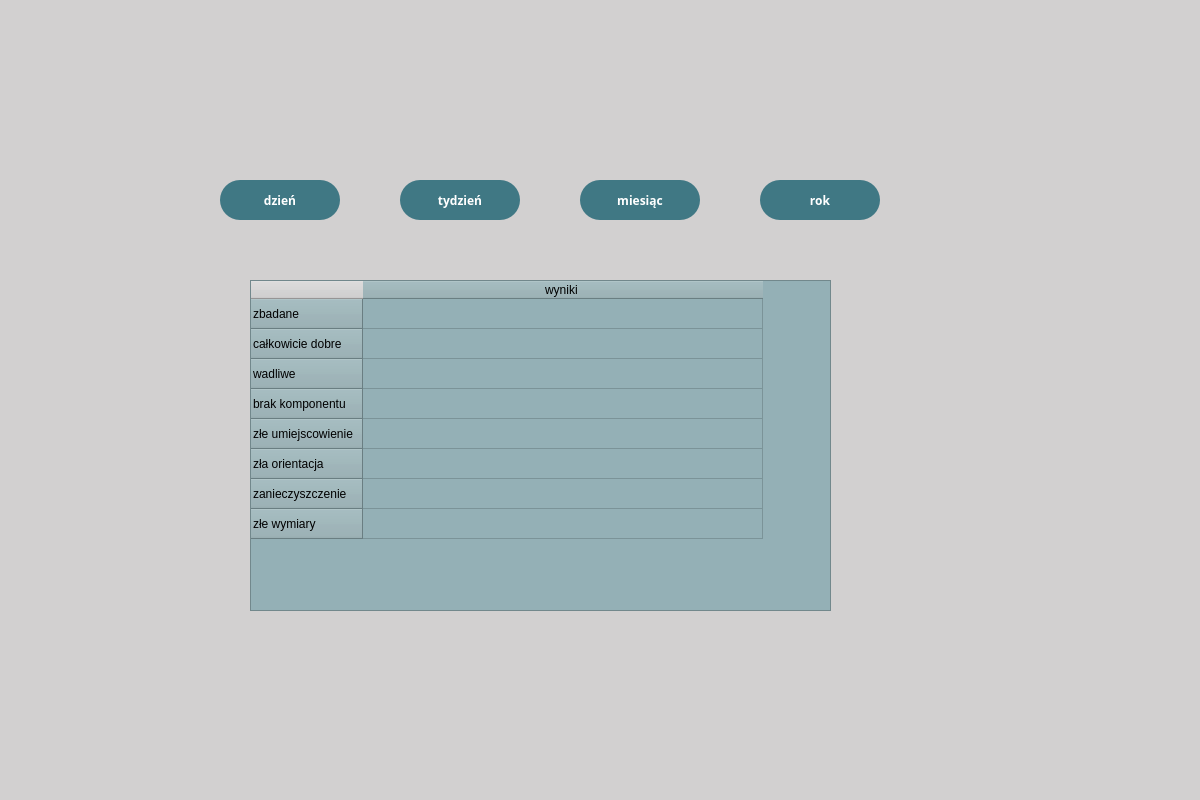
Before: the Qt Designer form ui/Report.ui in oreols/ProjektAOI, drawn with Qt 5.
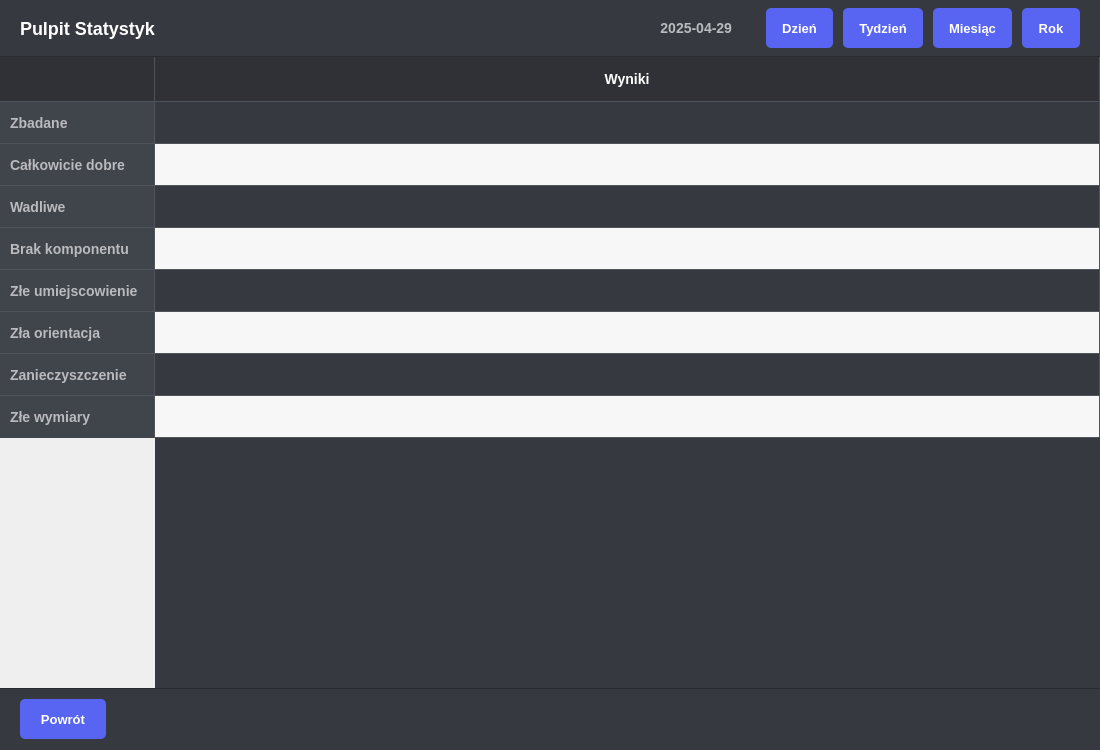
After: the same form once the commit is applied.

What changed in the file:
```diff
--- a/ui/Report.ui
+++ b/ui/Report.ui
@@ -1,221 +1,318 @@
 <?xml version="1.0" encoding="UTF-8"?>
 <ui version="4.0">
- <class>Form</class>
- <widget class="QDialog" name="Form">
+ <class>Raporty</class>
+ <widget class="QWidget" name="Raporty">
   <property name="geometry">
    <rect>
     <x>0</x>
     <y>0</y>
-    <width>1200</width>
-    <height>800</height>
+    <width>1100</width>
+    <height>750</height>
    </rect>
   </property>
   <property name="windowTitle">
    <string>Form</string>
   </property>
-  <widget class="QWidget" name="widget" native="true">
-   <property name="geometry">
-    <rect>
-     <x>0</x>
-     <y>0</y>
-     <width>1200</width>
-     <height>800</height>
-    </rect>
+  <property name="styleSheet">
+   <string notr="true">
+
+QWidget#RaportsDashboard {
+    background-color: #2f3136;
+    color: #e8e9ea;
+    font-family: "Segoe UI", Roboto, Cantarell, "Helvetica Neue", sans-serif;
+    font-size: 14px;
+}
+
+/* --- Górny Pasek --- */
+QFrame#topToolbar {
+    background-color: #36393f;
+    border: none;
+    border-bottom: 1px solid #282a2e;
+    padding: 8px 20px;
+}
+
+QLabel#titleLabel {
+    color: #ffffff;
+    font-size: 18px;
+    font-weight: 600;
+    background-color: transparent;
+}
+
+/* --- Etykieta Daty --- */
+QLabel#dateDisplayLabel {
+    color: #b9bbbe; /* Szary, jak drugorzędny tekst */
+    font-size: 14px; /* Rozmiar jak standardowy tekst */
+    font-weight: 500;
+    background-color: transparent;
+    padding-right: 15px; /* Odstęp od przycisków */
+}
+
+/* --- Przyciski Filtrowania --- */
+#topToolbar QPushButton {
+    background-color: #5865F2; /* Kolor akcentu */
+    color: white;
+    font-size: 13px;
+    font-weight: 600;
+    padding: 6px 16px;
+    border-radius: 5px;
+    border: none;
+    min-height: 28px;
+    outline: none;
+}
+#topToolbar QPushButton:hover { background-color: #4e5dcf; }
+#topToolbar QPushButton:pressed { background-color: #404ab8; }
+#topToolbar QPushButton:disabled { background-color: #40444b; color: #72767d; opacity: 0.7; }
+
+
+/* --- Tabela --- */
+QTableWidget#tableWidget {
+    background-color: #36393f;
+    border: none;
+    gridline-color: #4f545c;
+    color: #dcddde;
+    font-size: 14px;
+    selection-background-color: #5865F2;
+    selection-color: #ffffff;
+    outline: none;
+}
+/* Zwiększony padding komórek dla większej wysokości wiersza */
+QTableWidget#tableWidget::item {
+    padding: 10px 8px; /* Zwiększono padding pionowy */
+}
+
+
+/* --- Nagłówki Tabeli --- */
+QHeaderView::section {
+    background-color: #2f3136;
+    color: #ffffff;
+    padding: 12px 10px;
+    border: none;
+    border-bottom: 1px solid #4f545c;
+    font-size: 14px;
+    font-weight: 600;
+    /* Wysokość nagłówka jest kontrolowana przez padding */
+}
+QHeaderView::section:horizontal { border-right: 1px solid #4f545c; }
+QHeaderView::section:horizontal:last { border-right: none; }
+
+QHeaderView::section:vertical {
+    background-color: #40444b;
+    border-right: 1px solid #4f545c;
+    border-bottom: 1px solid #4f545c;
+    text-align: right;
+    padding-right: 12px;
+    color: #b9bbbe;
+    font-weight: 500;
+}
+QHeaderView::section:vertical:last { border-bottom: none; }
+
+/* Narożnik tabeli */
+QTableWidget QTableCornerButton::section {
+    background-color: #2f3136;
+    border: none;
+    border-bottom: 1px solid #4f545c;
+    border-right: 1px solid #4f545c;
+}
+
+
+/* --- Dolny Pasek --- */
+QFrame#bottomBar {
+    background-color: #36393f;
+    border: none;
+    border-top: 1px solid #282a2e;
+    padding: 8px 20px;
+    min-height: 45px;
+    max-height: 45px;
+}
+
+/* --- Przycisk Powrotu (Styl jak filtry) --- (Zmieniono) */
+QPushButton#backButton {
+    background-color: #5865F2; /* Kolor akcentu */
+    color: white;
+    font-size: 13px; /* Jak filtry */
+    font-weight: 600;
+    padding: 6px 20px; /* Nieco większy padding dla odróżnienia? Lub taki sam */
+    border-radius: 5px;
+    border: none;
+    min-height: 28px;
+    outline: none;
+}
+QPushButton#backButton:hover { background-color: #4e5dcf; }
+QPushButton#backButton:pressed { background-color: #404ab8; }
+QPushButton#backButton:disabled { background-color: #40444b; color: #72767d; opacity: 0.7; }
+
+
+/* Paski przewijania */
+QScrollBar:vertical { border: none; background: #2f3136; width: 12px; margin: 0px; }
+QScrollBar::handle:vertical { background: #4f545c; min-height: 25px; border-radius: 6px; }
+QScrollBar::handle:vertical:hover { background: #5a606b; }
+QScrollBar::add-line:vertical, QScrollBar::sub-line:vertical { border: none; background: none; height: 0px; }
+QScrollBar::add-page:vertical, QScrollBar::sub-page:vertical { background: none; }
+
+QScrollBar:horizontal { border: none; background: #2f3136; height: 12px; margin: 0px; }
+QScrollBar::handle:horizontal { background: #4f545c; min-width: 25px; border-radius: 6px; }
+QScrollBar::handle:horizontal:hover { background: #5a606b; }
+QScrollBar::add-line:horizontal, QScrollBar::sub-line:horizontal { border: none; background: none; width: 0px; }
+QScrollBar::add-page:horizontal, QScrollBar::sub-page:horizontal { background: none; }
+
+   </string>
+  </property>
+  <layout class="QVBoxLayout" name="mainVerticalLayout">
+   <property name="spacing">
+    <number>0</number>
    </property>
-   <property name="font">
-    <font>
-     <family>Segoe UI Semibold</family>
-     <weight>75</weight>
-     <bold>true</bold>
-    </font>
+   <property name="leftMargin">
+    <number>0</number>
    </property>
-   <property name="styleSheet">
-    <string notr="true">background-color: rgb(210, 208, 208);</string>
+   <property name="topMargin">
+    <number>0</number>
    </property>
-   <widget class="QPushButton" name="weekButton">
-    <property name="geometry">
-     <rect>
-      <x>400</x>
-      <y>180</y>
-      <width>120</width>
-      <height>40</height>
-     </rect>
-    </property>
-    <property name="styleSheet">
-     <string notr="true">background-color: rgb(64, 120, 132);
-font: 12pt &quot;MS Shell Dlg 2&quot;;
-color:white;
-border-radius:20px;</string>
-    </property>
-    <property name="text">
-     <string>tydzień</string>
-    </property>
-   </widget>
-   <widget class="QPushButton" name="yearButton">
-    <property name="geometry">
-     <rect>
-      <x>760</x>
-      <y>180</y>
-      <width>120</width>
-      <height>40</height>
-     </rect>
-    </property>
-    <property name="styleSheet">
-     <string notr="true">background-color: rgb(64, 120, 132);
-font: 12pt &quot;MS Shell Dlg 2&quot;;
-color:white;
-border-radius:20px;</string>
-    </property>
-    <property name="text">
-     <string>rok</string>
-    </property>
-   </widget>
-   <widget class="QTableWidget" name="tableWidget">
-    <property name="geometry">
-     <rect>
-      <x>250</x>
-      <y>280</y>
-      <width>581</width>
-      <height>331</height>
-     </rect>
-    </property>
-    <property name="minimumSize">
-     <size>
-      <width>300</width>
-      <height>0</height>
-     </size>
-    </property>
-    <property name="maximumSize">
-     <size>
-      <width>800</width>
-      <height>16777215</height>
-     </size>
-    </property>
-    <property name="toolTip">
-     <string>&lt;html&gt;&lt;head/&gt;&lt;body&gt;&lt;p align=&quot;center&quot;&gt;&lt;br/&gt;&lt;/p&gt;&lt;/body&gt;&lt;/html&gt;</string>
-    </property>
-    <property name="toolTipDuration">
-     <number>0</number>
-    </property>
-    <property name="layoutDirection">
-     <enum>Qt::LeftToRight</enum>
-    </property>
-    <property name="autoFillBackground">
-     <bool>false</bool>
-    </property>
-    <property name="styleSheet">
-     <string notr="true">background-color: rgb(148, 176, 182);
-font: 63 12pt &quot;Segoe UI Semibold&quot;;</string>
-    </property>
-    <property name="lineWidth">
-     <number>1</number>
-    </property>
-    <property name="midLineWidth">
-     <number>0</number>
-    </property>
-    <property name="showGrid">
-     <bool>true</bool>
-    </property>
-    <property name="gridStyle">
-     <enum>Qt::SolidLine</enum>
-    </property>
-    <property name="sortingEnabled">
-     <bool>false</bool>
-    </property>
-    <property name="wordWrap">
-     <bool>true</bool>
-    </property>
-    <attribute name="horizontalHeaderDefaultSectionSize">
-     <number>400</number>
-    </attribute>
-    <attribute name="horizontalHeaderMinimumSectionSize">
-     <number>400</number>
-    </attribute>
-    <row>
-     <property name="text">
-      <string>zbadane</string>
+   <property name="rightMargin">
+    <number>0</number>
+   </property>
+   <property name="bottomMargin">
+    <number>0</number>
+   </property>
+   <item> <widget class="QFrame" name="topToolbar">
+     <property name="frameShape"><enum>QFrame::StyledPanel</enum></property>
+     <property name="frameShadow"><enum>QFrame::Raised</enum></property>
+     <layout class="QHBoxLayout" name="topToolbarLayout">
+      <property name="spacing"><number>15</number></property>
+      <property name="leftMargin"><number>0</number></property>
+      <property name="topMargin"><number>0</number></property>
+      <property name="rightMargin"><number>0</number></property>
+      <property name="bottomMargin"><number>0</number></property>
+      <item> <widget class="QLabel" name="titleLabel">
+        <property name="text"><string>Pulpit Statystyk</string></property>
+       </widget>
+      </item>
+      <item>
+       <spacer name="toolbarSpacer"> <property name="orientation"><enum>Qt::Horizontal</enum></property>
+        <property name="sizeHint" stdset="0"><size><width>40</width><height>20</height></size></property>
+       </spacer>
+      </item>
+      <item> <widget class="QLabel" name="dateDisplayLabel">
+        <property name="text">
+         <string>2025-04-29</string>
+        </property>
+        <property name="alignment">
+         <set>Qt::AlignRight|Qt::AlignTrailing|Qt::AlignVCenter</set>
+        </property>
+       </widget>
+      </item>
+      <item> <layout class="QHBoxLayout" name="buttonGroupLayout">
+        <property name="spacing"><number>10</number></property>
+         <item> <widget class="QPushButton" name="dayButton">
+           <property name="text"><string>Dzień</string></property>
+           <property name="checkable"><bool>false</bool></property>
+           <property name="cursor"><cursorShape>PointingHandCursor</cursorShape></property>
+          </widget>
+         </item>
+         <item> <widget class="QPushButton" name="weekButton">
+           <property name="text"><string>Tydzień</string></property>
+           <property name="checkable"><bool>false</bool></property>
+           <property name="cursor"><cursorShape>PointingHandCursor</cursorShape></property>
+          </widget>
+         </item>
+         <item> <widget class="QPushButton" name="monthButton">
+           <property name="text"><string>Miesiąc</string></property>
+           <property name="checkable"><bool>false</bool></property>
+           <property name="cursor"><cursorShape>PointingHandCursor</cursorShape></property>
+           </widget>
+         </item>
+         <item> <widget class="QPushButton" name="yearButton">
+           <property name="text"><string>Rok</string></property>
+           <property name="checkable"><bool>false</bool></property>
+           <property name="cursor"><cursorShape>PointingHandCursor</cursorShape></property>
+          </widget>
+         </item>
+       </layout>
+      </item>
+     </layout>
+    </widget>
+   </item>
+   <item> <widget class="QTableWidget" name="tableWidget">
+     <property name="sizePolicy">
+      <sizepolicy hsizetype="Expanding" vsizetype="Expanding">
+       <horstretch>0</horstretch> <verstretch>1</verstretch>
+      </sizepolicy>
      </property>
-    </row>
-    <row>
-     <property name="text">
-      <string>całkowicie dobre </string>
-     </property>
-    </row>
-    <row>
-     <property name="text">
-      <string>wadliwe </string>
-     </property>
-    </row>
-    <row>
-     <property name="text">
-      <string>brak komponentu</string>
-     </property>
-    </row>
-    <row>
-     <property name="text">
-      <string>złe umiejscowienie</string>
-     </property>
-    </row>
-    <row>
-     <property name="text">
-      <string>zła orientacja</string>
-     </property>
-    </row>
-    <row>
-     <property name="text">
-      <string>zanieczyszczenie</string>
-     </property>
-    </row>
-    <row>
-     <property name="text">
-      <string>złe wymiary</string>
-     </property>
-    </row>
-    <column>
-     <property name="text">
-      <string>wyniki </string>
-     </property>
-    </column>
-   </widget>
-   <widget class="QPushButton" name="monthButton">
-    <property name="geometry">
-     <rect>
-      <x>580</x>
-      <y>180</y>
-      <width>120</width>
-      <height>40</height>
-     </rect>
-    </property>
-    <property name="styleSheet">
-     <string notr="true">background-color: rgb(64, 120, 132);
-font: 12pt &quot;MS Shell Dlg 2&quot;;
-color:white;
-border-radius:20px;</string>
-    </property>
-    <property name="text">
-     <string>miesiąc</string>
-    </property>
-   </widget>
-   <widget class="QPushButton" name="dayButton">
-    <property name="geometry">
-     <rect>
-      <x>220</x>
-      <y>180</y>
-      <width>120</width>
-      <height>40</height>
-     </rect>
-    </property>
-    <property name="styleSheet">
-     <string notr="true">background-color: rgb(64, 120, 132);
-font: 12pt &quot;MS Shell Dlg 2&quot;;
-color:white;
-border-radius:20px;</string>
-    </property>
-    <property name="text">
-     <string>dzień</string>
-    </property>
-   </widget>
-  </widget>
+     <property name="editTriggers"><set>QAbstractItemView::NoEditTriggers</set></property>
+     <property name="selectionBehavior"><enum>QAbstractItemView::SelectRows</enum></property>
+     <property name="alternatingRowColors"><bool>true</bool></property>
+     <property name="showGrid"><bool>true</bool></property>
+     <property name="gridStyle"><enum>Qt::SolidLine</enum></property>
+     <property name="sortingEnabled"><bool>false</bool></property>
+     <property name="wordWrap"><bool>true</bool></property>
+      <property name="verticalScrollMode">
+       <enum>QAbstractItemView::ScrollPerPixel</enum>
+      </property>
+      <property name="horizontalScrollMode">
+       <enum>QAbstractItemView::ScrollPerPixel</enum>
+      </property>
+      <attribute name="verticalHeaderVisible"><bool>true</bool></attribute>
+      <attribute name="verticalHeaderCascadingSectionResizes">
+          <bool>false</bool>
+      </attribute>
+      <attribute name="verticalHeaderDefaultSectionSize">
+          <number>42</number> </attribute>
+      <attribute name="verticalHeaderHighlightSections"><bool>false</bool></attribute>
+      <attribute name="verticalHeaderMinimumSectionSize">
+          <number>42</number> </attribute>
+      <attribute name="verticalHeaderStretchLastSection">
+          <bool>false</bool>
+      </attribute>
+
+      <attribute name="horizontalHeaderVisible"><bool>true</bool></attribute>
+      <attribute name="horizontalHeaderCascadingSectionResizes">
+          <bool>false</bool>
+      </attribute>
+      <attribute name="horizontalHeaderDefaultSectionSize">
+          <number>150</number> </attribute>
+      <attribute name="horizontalHeaderHighlightSections"><bool>false</bool></attribute>
+      <attribute name="horizontalHeaderMinimumSectionSize">
+          <number>50</number> </attribute>
+      <attribute name="horizontalHeaderStretchLastSection"><bool>true</bool></attribute>
+
+     <row> <property name="text"> <string>Zbadane</string> </property> </row>
+     <row> <property name="text"> <string>Całkowicie dobre</string> </property> </row>
+     <row> <property name="text"> <string>Wadliwe</string> </property> </row>
+     <row> <property name="text"> <string>Brak komponentu</string> </property> </row>
+     <row> <property name="text"> <string>Złe umiejscowienie</string> </property> </row>
+     <row> <property name="text"> <string>Zła orientacja</string> </property> </row>
+     <row> <property name="text"> <string>Zanieczyszczenie</string> </property> </row>
+     <row> <property name="text"> <string>Złe wymiary</string> </property> </row>
+     <column> <property name="text"> <string>Wyniki</string> </property> </column>
+    </widget>
+   </item>
+   <item> <widget class="QFrame" name="bottomBar">
+     <property name="frameShape"><enum>QFrame::StyledPanel</enum></property>
+     <property name="frameShadow"><enum>QFrame::Raised</enum></property>
+     <layout class="QHBoxLayout" name="bottomBarLayout">
+      <property name="spacing"><number>15</number></property>
+      <property name="leftMargin"><number>0</number></property>
+      <property name="topMargin"><number>0</number></property>
+      <property name="rightMargin"><number>0</number></property>
+      <property name="bottomMargin"><number>0</number></property>
+      <item> <widget class="QPushButton" name="backButton">
+        <property name="text"><string>Powrót</string></property>
+        <property name="cursor"><cursorShape>PointingHandCursor</cursorShape></property>
+        <property name="sizePolicy">
+         <sizepolicy hsizetype="Fixed" vsizetype="Fixed">
+          <horstretch>0</horstretch><verstretch>0</verstretch>
+         </sizepolicy>
+        </property>
+       </widget>
+      </item>
+      <item>
+       <spacer name="bottomSpacer"> <property name="orientation"><enum>Qt::Horizontal</enum></property>
+        <property name="sizeHint" stdset="0"><size><width>40</width><height>20</height></size></property>
+       </spacer>
+      </item>
+     </layout>
+    </widget>
+   </item>
+  </layout>
  </widget>
  <resources/>
  <connections/>
```
Left out of the diff: 2 changed lines with no effect on the pictures.
